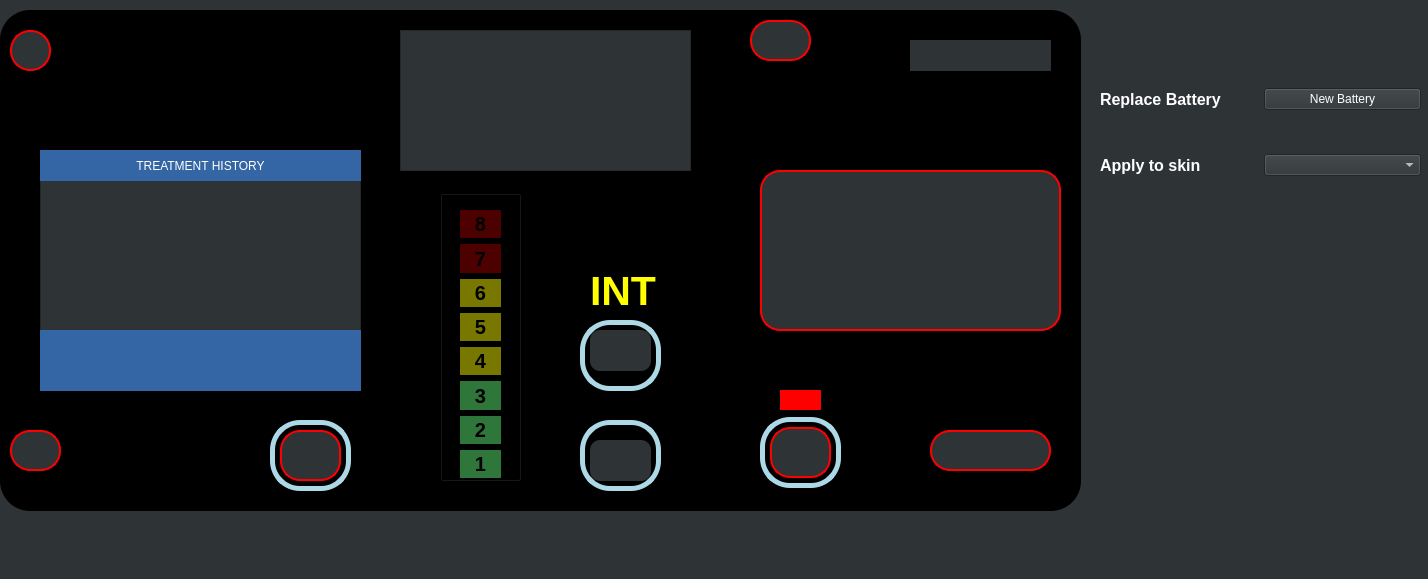
Above: Oasis/mainwindow.ui from AmnElDawla/OasisPro before the change. Below: the same form after it.
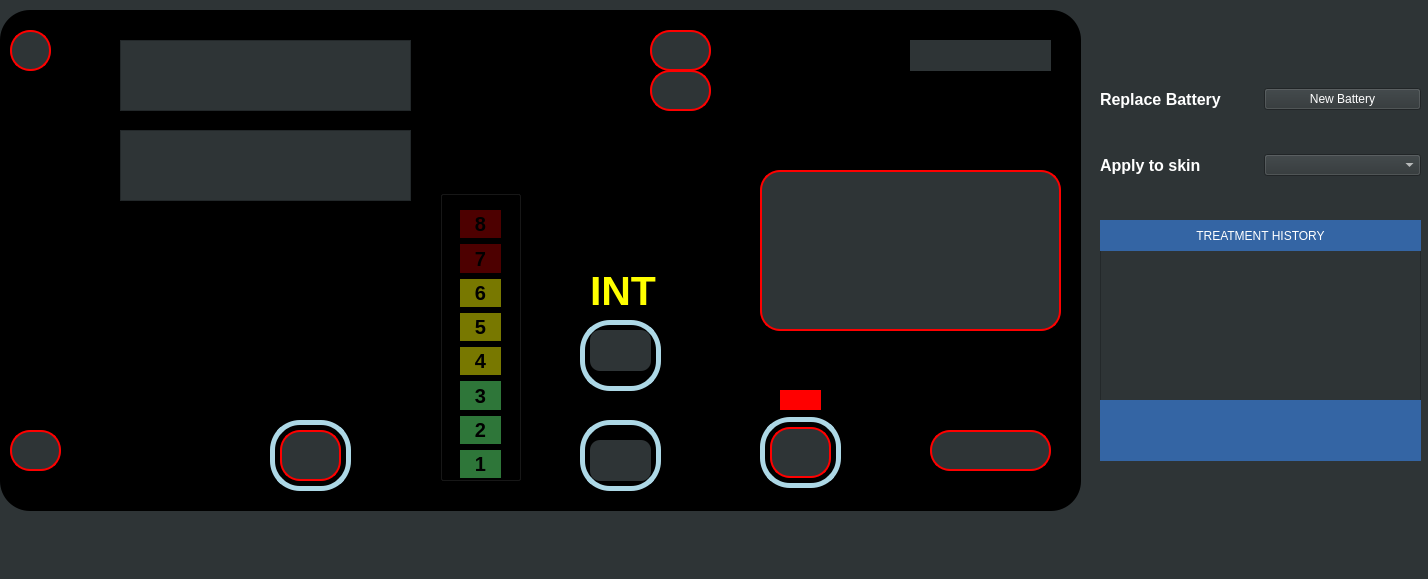
That is the form after the change. Icons and pictures are not drawn.

What changed in the file:
```diff
--- a/Oasis/mainwindow.ui
+++ b/Oasis/mainwindow.ui
@@ -519,56 +519,6 @@
       <string>INT</string>
      </property>
     </widget>
-    <widget class="QGraphicsView" name="graphicsView">
-     <property name="geometry">
-      <rect>
-       <x>40</x>
-       <y>170</y>
-       <width>321</width>
-       <height>151</height>
-      </rect>
-     </property>
-    </widget>
-    <widget class="QLabel" name="label_2">
-     <property name="geometry">
-      <rect>
-       <x>40</x>
-       <y>140</y>
-       <width>321</width>
-       <height>31</height>
-      </rect>
-     </property>
-     <property name="styleSheet">
-      <string notr="true">background-color: rgb(52, 101, 164);
-color: rgb(255, 255, 255);</string>
-     </property>
-     <property name="text">
-      <string>TREATMENT HISTORY</string>
-     </property>
-     <property name="alignment">
-      <set>Qt::AlignCenter</set>
-     </property>
-    </widget>
-    <widget class="QLabel" name="label_3">
-     <property name="geometry">
-      <rect>
-       <x>40</x>
-       <y>320</y>
-       <width>321</width>
-       <height>61</height>
-      </rect>
-     </property>
-     <property name="styleSheet">
-      <string notr="true">background-color: rgb(52, 101, 164);
-color: rgb(255, 255, 255);</string>
-     </property>
-     <property name="text">
-      <string/>
-     </property>
-     <property name="alignment">
-      <set>Qt::AlignCenter</set>
-     </property>
-    </widget>
     <widget class="QLabel" name="label_13">
      <property name="geometry">
       <rect>
@@ -635,8 +585,8 @@
     <widget class="QLabel" name="label_16">
      <property name="geometry">
       <rect>
-       <x>750</x>
-       <y>10</y>
+       <x>650</x>
+       <y>20</y>
        <width>61</width>
        <height>41</height>
       </rect>
@@ -698,16 +648,46 @@
       <string/>
      </property>
     </widget>
-    <widget class="QListView" name="listView">
+    <widget class="QListWidget" name="listWidget">
      <property name="geometry">
       <rect>
-       <x>400</x>
-       <y>20</y>
+       <x>120</x>
+       <y>30</y>
        <width>291</width>
-       <height>141</height>
+       <height>71</height>
       </rect>
      </property>
     </widget>
+    <widget class="QListWidget" name="listWidget_2">
+     <property name="geometry">
+      <rect>
+       <x>120</x>
+       <y>120</y>
+       <width>291</width>
+       <height>71</height>
+      </rect>
+     </property>
+    </widget>
+    <widget class="QLabel" name="label_20">
+     <property name="geometry">
+      <rect>
+       <x>650</x>
+       <y>60</y>
+       <width>61</width>
+       <height>41</height>
+      </rect>
+     </property>
+     <property name="styleSheet">
+      <string notr="true">#label_20{
+border-image: url(:/resources/icons/LeftEar_Off.PNG);
+border: 2px solid red;
+border-radius: 20px;
+}</string>
+     </property>
+     <property name="text">
+      <string/>
+     </property>
+    </widget>
    </widget>
    <widget class="QWidget" name="layoutWidget">
     <property name="geometry">
@@ -790,6 +770,56 @@
      </item>
     </layout>
    </widget>
+   <widget class="QGraphicsView" name="graphicsView">
+    <property name="geometry">
+     <rect>
+      <x>1100</x>
+      <y>250</y>
+      <width>321</width>
+      <height>151</height>
+     </rect>
+    </property>
+   </widget>
+   <widget class="QLabel" name="label_3">
+    <property name="geometry">
+     <rect>
+      <x>1100</x>
+      <y>400</y>
+      <width>321</width>
+      <height>61</height>
+     </rect>
+    </property>
+    <property name="styleSheet">
+     <string notr="true">background-color: rgb(52, 101, 164);
+color: rgb(255, 255, 255);</string>
+    </property>
+    <property name="text">
+     <string/>
+    </property>
+    <property name="alignment">
+     <set>Qt::AlignCenter</set>
+    </property>
+   </widget>
+   <widget class="QLabel" name="label_2">
+    <property name="geometry">
+     <rect>
+      <x>1100</x>
+      <y>220</y>
+      <width>321</width>
+      <height>31</height>
+     </rect>
+    </property>
+    <property name="styleSheet">
+     <string notr="true">background-color: rgb(52, 101, 164);
+color: rgb(255, 255, 255);</string>
+    </property>
+    <property name="text">
+     <string>TREATMENT HISTORY</string>
+    </property>
+    <property name="alignment">
+     <set>Qt::AlignCenter</set>
+    </property>
+   </widget>
   </widget>
   <widget class="QMenuBar" name="menubar">
    <property name="geometry">
```
Left out of the diff: 4 changed lines with no effect on the pictures.
